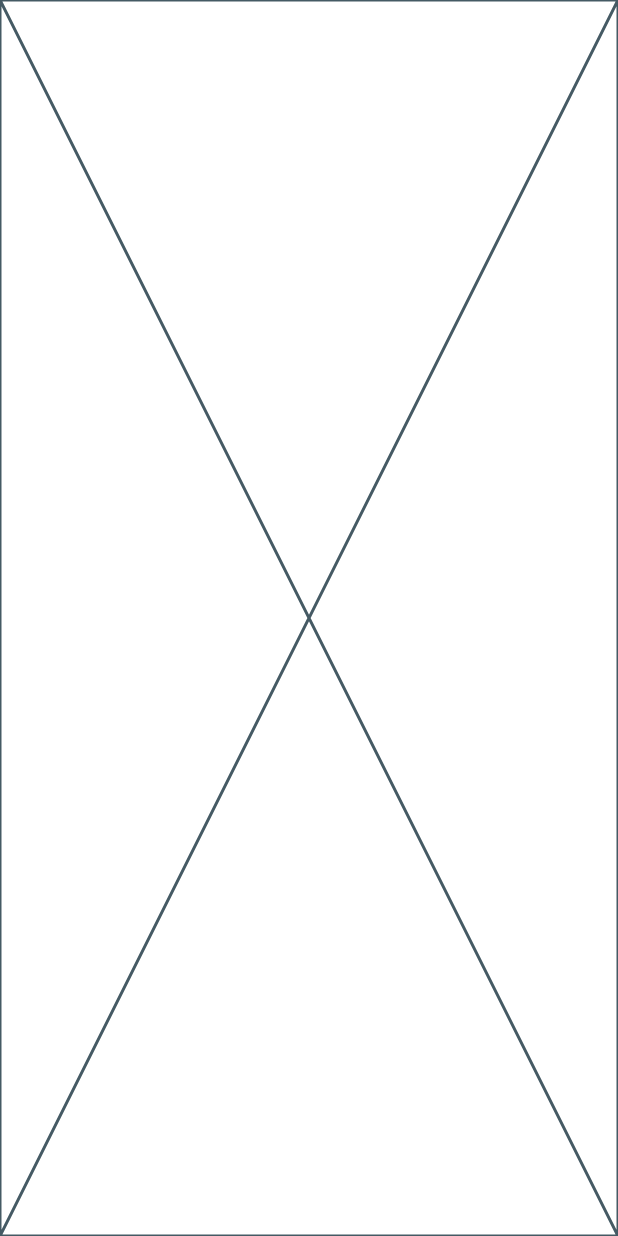
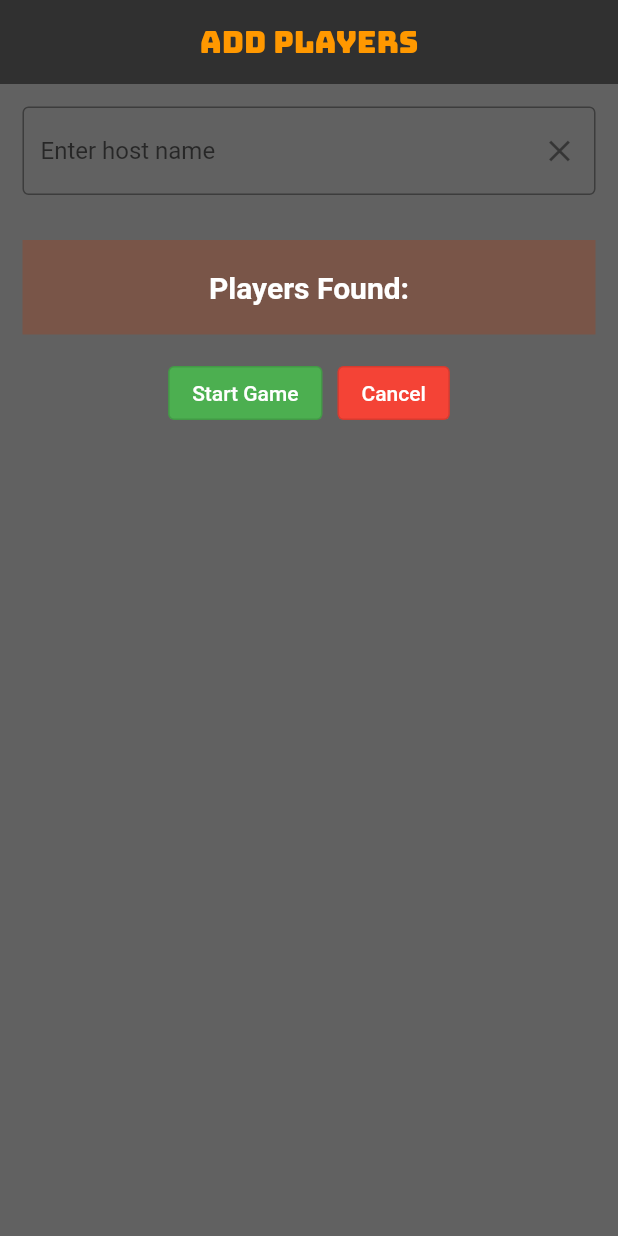
Before and after one commit to KingpinDk/BuzzerApp-forQuizSynced, a Flutter app: the screen it shows after launch, after a tap on "The Host", on a phone screen of 412 x 824 dp. Run offline on Flutter 3.47's test engine with Material 2 defaults, Android fonts, the phone set to English and light mode, and no system bars; our stand-ins replace audioplayers, fluttertoast.

Commit message:
host and player screens added along with player screen is developed

```diff
--- a/lib/screens/host game.dart
+++ b/lib/screens/host game.dart
@@ -1,5 +1,5 @@
 import 'package:flutter/material.dart';
-
+import 'package:fluttertoast/fluttertoast.dart';
 
 class HostGame extends StatefulWidget {
   const HostGame({Key? key}) : super(key: key);
@@ -9,8 +9,91 @@ class HostGame extends StatefulWidget {
 }
 
 class _HostGameState extends State<HostGame> {
+
+  final hostname = TextEditingController();
   @override
   Widget build(BuildContext context) {
-    return const Placeholder();
+    return MaterialApp(
+      home: Scaffold(
+        backgroundColor: Colors.grey[700],
+        appBar: AppBar(
+          centerTitle: true,
+          elevation: 0.0,
+          backgroundColor: Colors.grey[850],
+          title: const Text('ADD PLAYERS'),
+          titleTextStyle: const TextStyle(
+              color: Colors.orange,
+              fontFamily: 'Bungee',
+              fontSize: 20.0,
+              fontWeight: FontWeight.normal
+          ),
+        ),
+        body: Column(
+          children: [
+            Padding(
+              padding: EdgeInsets.all(15.0),
+              child: TextField(
+                decoration: InputDecoration(
+                    hintText: 'Enter host name',
+                    border: const OutlineInputBorder(),
+                    suffixIcon: IconButton(
+                        icon: const Icon(Icons.clear_sharp),
+                        onPressed: () => hostname.clear() ),
+                    suffixIconColor: Colors.black45
+                ),
+                controller: hostname,
+              ),
+            ),
+            Padding(
+              padding: const EdgeInsets.all(15.0),
+              child: Container(
+                constraints: const BoxConstraints(minHeight: 30.0,minWidth: 50.0),
+                alignment: Alignment.topCenter,
+                padding: const EdgeInsets.all(20.0),
+                color: Colors.brown,
+                child: const Text('Players Found:',
+                  style: TextStyle(
+                      fontSize: 20.0,
+                      color: Colors.white,
+                      fontWeight: FontWeight.bold
+                  ),
+                ),
+              ),
+            ),
+        Row(
+          mainAxisAlignment: MainAxisAlignment.center,
+          crossAxisAlignment: CrossAxisAlignment.start,
+          children: [
+            OutlinedButton(
+                onPressed: () {
+                  Fluttertoast.showToast(
+                      msg: 'turn on wifi',
+                      toastLength: Toast.LENGTH_SHORT
+
+                  );
+                },
+                style: OutlinedButton.styleFrom(
+                  backgroundColor: Colors.green,
+                  foregroundColor: Colors.white,
+                ),
+                child: const Text('Start Game')
+            ),
+            const SizedBox(width: 10.0),
+            OutlinedButton(
+                onPressed: () {
+                  Navigator.pop(context);
+                  Fluttertoast.showToast(msg: 'game canceled');
+                },
+                style: OutlinedButton.styleFrom(
+                  backgroundColor: Colors.red,
+                  foregroundColor: Colors.white,
+                ),
+                child: const Text('Cancel'))
+              ],
+            )
+          ]
+        ),
+      ),
+    );
   }
 }
--- a/lib/screens/play game.dart
+++ b/lib/screens/play game.dart
@@ -1,4 +1,5 @@
 import 'package:flutter/material.dart';
+import 'package:fluttertoast/fluttertoast.dart';
 
 class PlayGame extends StatefulWidget {
   const PlayGame({Key? key}) : super(key: key);
@@ -8,8 +9,12 @@ class PlayGame extends StatefulWidget {
 }
 
 class _PlayGameState extends State<PlayGame> {
+
+  final playername = TextEditingController();
+
   @override
   Widget build(BuildContext context) {
+
     return MaterialApp(
       home: Scaffold(
         backgroundColor: Colors.grey[700],
@@ -27,6 +32,20 @@ class _PlayGameState extends State<PlayGame> {
         ),
         body: Column(
           children: [
+            Padding(
+                padding: EdgeInsets.all(15.0),
+              child: TextField(
+                  decoration: InputDecoration(
+                      hintText: 'Enter player name',
+                      border: const OutlineInputBorder(),
+                      suffixIcon: IconButton(
+                          icon: const Icon(Icons.clear_sharp),
+                        onPressed: () => playername.clear() ),
+                      suffixIconColor: Colors.black45
+                  ),
+                controller: playername,
+              ),
+            ),
             Padding(
               padding: const EdgeInsets.all(15.0),
               child: Container(
@@ -49,7 +68,11 @@ class _PlayGameState extends State<PlayGame> {
               children: [
                 OutlinedButton(
                     onPressed: () {
+                      Fluttertoast.showToast(
+                          msg: 'Game Started',
+                          toastLength: Toast.LENGTH_SHORT
 
+                      );
                     },
                     style: OutlinedButton.styleFrom(
                       backgroundColor: Colors.green,
@@ -61,6 +84,7 @@ class _PlayGameState extends State<PlayGame> {
                 OutlinedButton(
                     onPressed: () {
                       Navigator.pop(context);
+                      Fluttertoast.showToast(msg: 'game canceled');
                     },
                     style: OutlinedButton.styleFrom(
                       backgroundColor: Colors.red,
--- a/pubspec.yaml
+++ b/pubspec.yaml
@@ -32,6 +32,7 @@ dependencies:
   audioplayers: ^3.0.1
   flutter:
     sdk: flutter
+  fluttertoast: ^8.1.2
 
 dev_dependencies:
   flutter_test:
```
Also changed, not shown: pubspec.lock.
